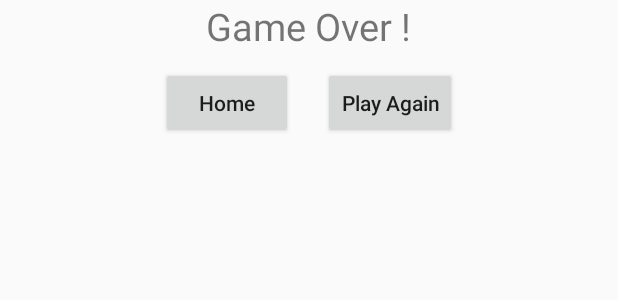
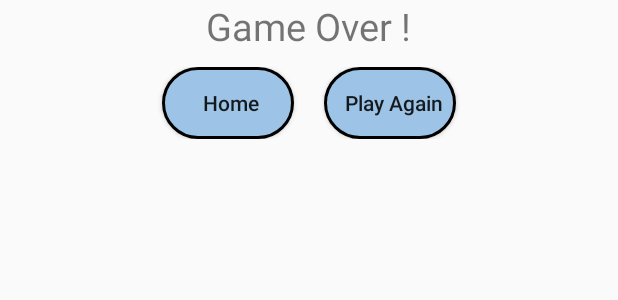
Before and after one commit to omerag/Android1KatzavMall, an Android app: the layout game_over_dialog.xml on its own in the app's theme, with its tools: preview values and no code run, on a phone screen of 412 x 824 dp. Shown: the top 300 px of the screen. Run offline under Robolectric (Android 15) with nearby library versions, the phone set to English and light mode, and no system bars.

Commit message:
Hey Omer

```diff
--- a/app/src/main/res/layout/game_over_dialog.xml
+++ b/app/src/main/res/layout/game_over_dialog.xml
@@ -24,14 +24,16 @@
         android:layout_height="wrap_content"
         android:text="@string/home_btn"
         android:textAllCaps="false"
-        android:layout_marginEnd="20dp"/>
+        android:layout_marginEnd="20dp"
+        android:background="@drawable/main_button_shape2"/>
 
     <Button
         android:id="@+id/play_again_btn"
         android:layout_width="wrap_content"
         android:layout_height="wrap_content"
         android:text="@string/play_again"
-        android:textAllCaps="false" />
+        android:textAllCaps="false"
+        android:background="@drawable/main_button_shape2"/>
 
     </LinearLayout>
 
```
